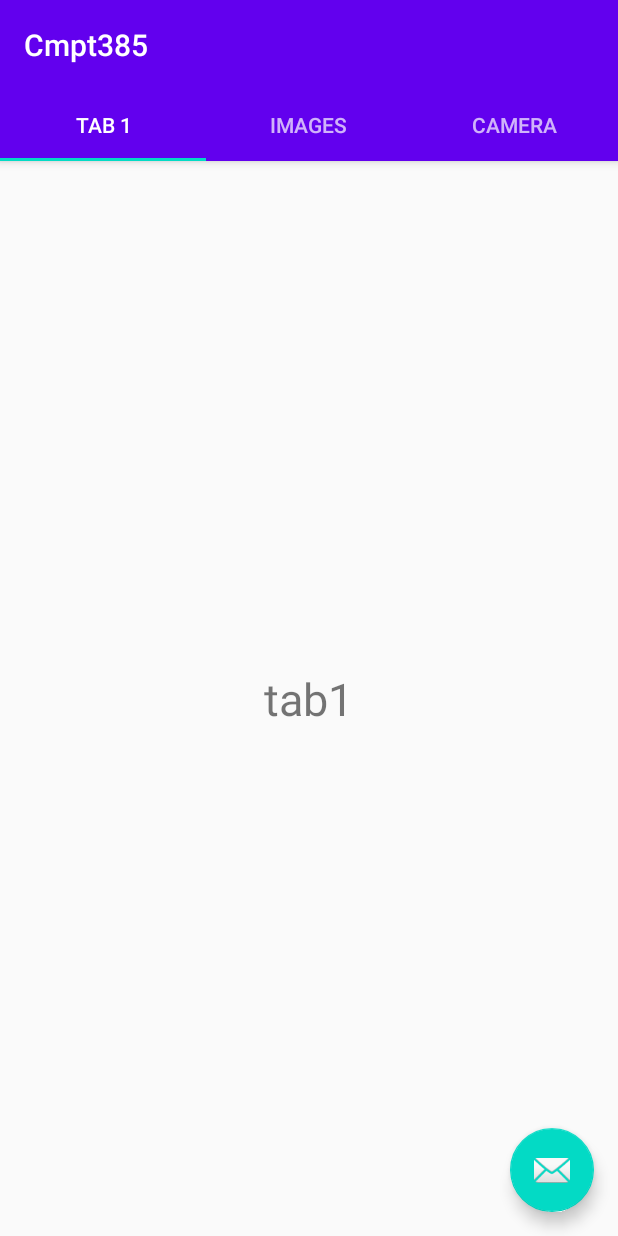
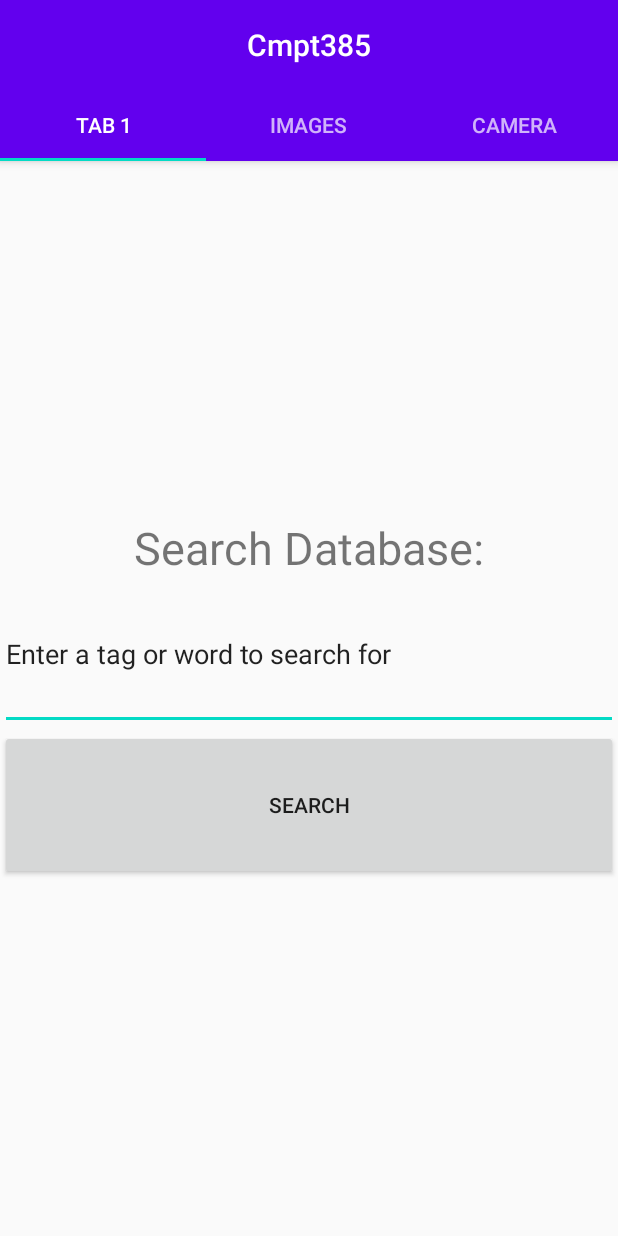
Before and after one commit to AndrewDunham/Cmpt385Project, an Android app: the screen it shows after launch (MainActivity), on a phone screen of 412 x 824 dp. Run offline under Robolectric (Android 15) with nearby library versions, the phone set to English and light mode, and no system bars.

Commit message:
Working on database/removed the mail button

```diff
--- a/app/build.gradle
+++ b/app/build.gradle
@@ -27,6 +27,7 @@ dependencies {
     implementation 'androidx.appcompat:appcompat:1.1.0'
     implementation 'com.google.android.material:material:1.0.0'
     implementation 'androidx.constraintlayout:constraintlayout:1.1.3'
+    implementation 'com.google.code.gson:gson:2.8.2'
     implementation 'androidx.lifecycle:lifecycle-extensions:2.1.0'
     testImplementation 'junit:junit:4.12'
     androidTestImplementation 'androidx.test.ext:junit:1.1.1'
--- a/app/src/main/java/com/example/cmpt385/MainActivity.java
+++ b/app/src/main/java/com/example/cmpt385/MainActivity.java
@@ -26,14 +26,7 @@ public class MainActivity extends AppCompatActivity {
         viewPager.setAdapter(sectionsPagerAdapter);
         TabLayout tabs = findViewById(R.id.tabs);
         tabs.setupWithViewPager(viewPager);
-        FloatingActionButton fab = findViewById(R.id.fab);
 
-        fab.setOnClickListener(new View.OnClickListener() {
-            @Override
-            public void onClick(View view) {
-                Snackbar.make(view, "Replace with your own action", Snackbar.LENGTH_LONG)
-                        .setAction("Action", null).show();
-            }
-        });
+
     }
 }
--- /dev/null
+++ b/app/src/main/java/com/example/cmpt385/ui/main/Json.java
@@ -0,0 +1,4 @@
+package com.example.cmpt385.ui.main;
+
+public class Json {
+}
--- a/app/src/main/res/layout/activity_main.xml
+++ b/app/src/main/res/layout/activity_main.xml
@@ -13,7 +13,7 @@
 
         <TextView
             android:id="@+id/title"
-            android:layout_width="wrap_content"
+            android:layout_width="match_parent"
             android:layout_height="wrap_content"
             android:gravity="center"
             android:minHeight="?actionBarSize"
@@ -34,11 +34,4 @@
         android:layout_height="match_parent"
         app:layout_behavior="@string/appbar_scrolling_view_behavior" />
 
-    <com.google.android.material.floatingactionbutton.FloatingActionButton
-        android:id="@+id/fab"
-        android:layout_width="wrap_content"
-        android:layout_height="wrap_content"
-        android:layout_gravity="bottom|end"
-        android:layout_margin="@dimen/fab_margin"
-        app:srcCompat="@android:drawable/ic_dialog_email" />
 </androidx.coordinatorlayout.widget.CoordinatorLayout>
--- a/app/src/main/res/layout/fragment1.xml
+++ b/app/src/main/res/layout/fragment1.xml
@@ -1,13 +1,29 @@
 <?xml version="1.0" encoding="utf-8"?>
 <LinearLayout xmlns:android="http://schemas.android.com/apk/res/android"
-    android:orientation="vertical" android:layout_width="match_parent"
+    android:layout_width="match_parent"
     android:layout_height="match_parent"
-    android:gravity="center">
+    android:gravity="center"
+    android:orientation="vertical">
 
     <TextView
         android:layout_width="wrap_content"
         android:layout_height="wrap_content"
-        android:text="tab1"
-        android:textSize="30sp"
-        />
+        android:baselineAligned="false"
+        android:text="Search Database:"
+        android:textSize="30sp" />
+
+    <EditText
+        android:id="@+id/editTextTextPersonName"
+        android:layout_width="match_parent"
+        android:layout_height="101dp"
+        android:ems="10"
+        android:inputType="textPersonName"
+        android:text="Enter a tag or word to search for" />
+
+    <Button
+        android:id="@+id/button"
+        android:layout_width="match_parent"
+        android:layout_height="100dp"
+        android:text="Search" />
+
 </LinearLayout>
```
